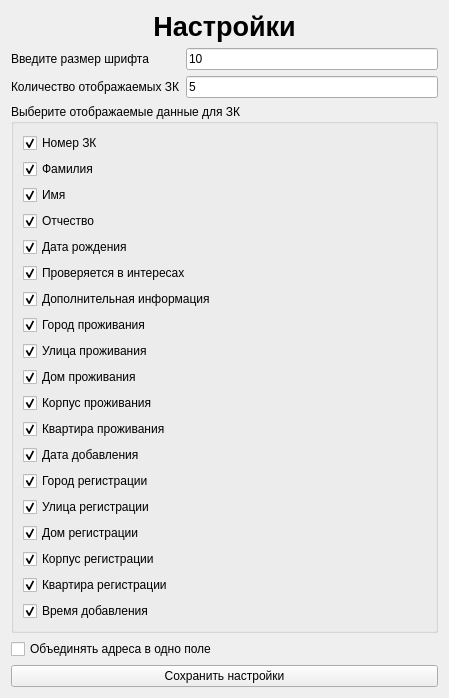
Qt form settings_form.ui (Yavlados/VKR) before a commit.
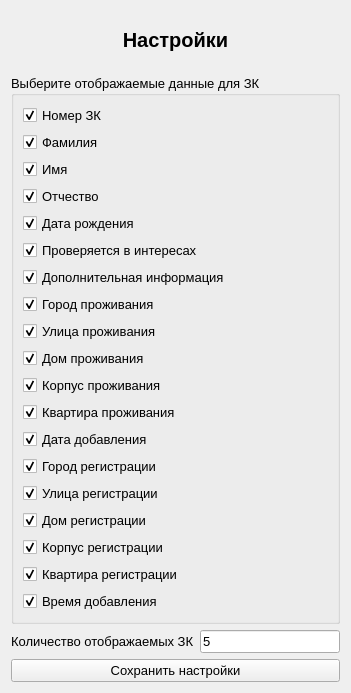
The same form after that commit.

Patch:
```diff
--- a/settings_form.ui
+++ b/settings_form.ui
@@ -9,20 +9,59 @@
    <rect>
     <x>0</x>
     <y>0</y>
-    <width>401</width>
-    <height>663</height>
+    <width>351</width>
+    <height>693</height>
    </rect>
   </property>
   <property name="windowTitle">
    <string>Form</string>
   </property>
   <layout class="QGridLayout" name="gridLayout">
-   <item row="0" column="0" colspan="3">
+   <item row="2" column="0">
+    <widget class="QLabel" name="label_3">
+     <property name="font">
+      <font>
+       <family>Arial</family>
+       <pointsize>10</pointsize>
+      </font>
+     </property>
+     <property name="text">
+      <string>Количество отображаемых ЗК</string>
+     </property>
+    </widget>
+   </item>
+   <item row="3" column="0" colspan="2">
+    <widget class="QPushButton" name="pb_save_settings">
+     <property name="font">
+      <font>
+       <family>Arial</family>
+       <pointsize>10</pointsize>
+      </font>
+     </property>
+     <property name="text">
+      <string>Сохранить настройки</string>
+     </property>
+    </widget>
+   </item>
+   <item row="2" column="1">
+    <widget class="QLineEdit" name="lineEdit_2">
+     <property name="font">
+      <font>
+       <family>Arial</family>
+       <pointsize>10</pointsize>
+      </font>
+     </property>
+     <property name="text">
+      <string>5</string>
+     </property>
+    </widget>
+   </item>
+   <item row="0" column="0" colspan="2">
     <widget class="QLabel" name="label">
      <property name="font">
       <font>
        <family>Arial</family>
-       <pointsize>20</pointsize>
+       <pointsize>15</pointsize>
        <weight>75</weight>
        <bold>true</bold>
       </font>
@@ -35,15 +74,14 @@
      </property>
     </widget>
    </item>
-   <item row="1" column="2">
-    <widget class="QLineEdit" name="lineEdit">
-     <property name="text">
-      <string>10</string>
-     </property>
-    </widget>
-   </item>
-   <item row="3" column="0" colspan="3">
+   <item row="1" column="0" colspan="2">
     <widget class="QGroupBox" name="groupBox">
+     <property name="font">
+      <font>
+       <family>Arial</family>
+       <pointsize>10</pointsize>
+      </font>
+     </property>
      <property name="title">
       <string>Выберите отображаемые данные для ЗК</string>
      </property>
@@ -53,9 +91,15 @@
      <property name="checked">
       <bool>false</bool>
      </property>
-     <layout class="QVBoxLayout" name="verticalLayout">
-      <item>
+     <layout class="QGridLayout" name="gridLayout_2">
+      <item row="0" column="0">
        <widget class="QCheckBox" name="ZK_ID">
+        <property name="font">
+         <font>
+          <family>Arial</family>
+          <pointsize>10</pointsize>
+         </font>
+        </property>
         <property name="text">
          <string>Номер ЗК</string>
         </property>
@@ -64,88 +108,30 @@
         </property>
        </widget>
       </item>
-      <item>
-       <widget class="QCheckBox" name="LASTNAME">
-        <property name="text">
-         <string>Фамилия</string>
+      <item row="17" column="0">
+       <widget class="QCheckBox" name="REG_FLAT">
+        <property name="font">
+         <font>
+          <family>Arial</family>
+          <pointsize>10</pointsize>
+         </font>
         </property>
-        <property name="checked">
-         <bool>true</bool>
-        </property>
-       </widget>
-      </item>
-      <item>
-       <widget class="QCheckBox" name="NAME">
         <property name="text">
-         <string>Имя</string>
+         <string>Квартира регистрации</string>
         </property>
         <property name="checked">
          <bool>true</bool>
         </property>
        </widget>
       </item>
-      <item>
-       <widget class="QCheckBox" name="MID_NAME">
-        <property name="text">
-         <string>Отчество</string>
-        </property>
-        <property name="checked">
-         <bool>true</bool>
-        </property>
-       </widget>
-      </item>
-      <item>
-       <widget class="QCheckBox" name="BIRTH_DATE">
-        <property name="text">
-         <string>Дата рождения</string>
-        </property>
-        <property name="checked">
-         <bool>true</bool>
-        </property>
-       </widget>
-      </item>
-      <item>
-       <widget class="QCheckBox" name="CHECK_FOR">
-        <property name="text">
-         <string>Проверяется в интересах</string>
-        </property>
-        <property name="checked">
-         <bool>true</bool>
-        </property>
-       </widget>
-      </item>
-      <item>
-       <widget class="QCheckBox" name="DOP_INFO">
-        <property name="text">
-         <string>Дополнительная информация</string>
-        </property>
-        <property name="checked">
-         <bool>true</bool>
-        </property>
-       </widget>
-      </item>
-      <item>
-       <widget class="QCheckBox" name="LIV_CITY">
-        <property name="text">
-         <string>Город проживания</string>
-        </property>
-        <property name="checked">
-         <bool>true</bool>
-        </property>
-       </widget>
-      </item>
-      <item>
-       <widget class="QCheckBox" name="LIV_STREET">
-        <property name="text">
-         <string>Улица проживания</string>
-        </property>
-        <property name="checked">
-         <bool>true</bool>
-        </property>
-       </widget>
-      </item>
-      <item>
+      <item row="9" column="0">
        <widget class="QCheckBox" name="LIV_HOME">
+        <property name="font">
+         <font>
+          <family>Arial</family>
+          <pointsize>10</pointsize>
+         </font>
+        </property>
         <property name="text">
          <string>Дом проживания</string>
         </property>
@@ -154,8 +140,14 @@
         </property>
        </widget>
       </item>
-      <item>
+      <item row="10" column="0">
        <widget class="QCheckBox" name="LIV_CORP">
+        <property name="font">
+         <font>
+          <family>Arial</family>
+          <pointsize>10</pointsize>
+         </font>
+        </property>
         <property name="text">
          <string>Корпус проживания</string>
         </property>
@@ -164,18 +156,78 @@
         </property>
        </widget>
       </item>
-      <item>
-       <widget class="QCheckBox" name="LIV_FLAT">
+      <item row="1" column="0">
+       <widget class="QCheckBox" name="LASTNAME">
+        <property name="font">
+         <font>
+          <family>Arial</family>
+          <pointsize>10</pointsize>
+         </font>
+        </property>
         <property name="text">
-         <string>Квартира проживания</string>
+         <string>Фамилия</string>
         </property>
         <property name="checked">
          <bool>true</bool>
         </property>
        </widget>
       </item>
-      <item>
+      <item row="8" column="0">
+       <widget class="QCheckBox" name="LIV_STREET">
+        <property name="font">
+         <font>
+          <family>Arial</family>
+          <pointsize>10</pointsize>
+         </font>
+        </property>
+        <property name="text">
+         <string>Улица проживания</string>
+        </property>
+        <property name="checked">
+         <bool>true</bool>
+        </property>
+       </widget>
+      </item>
+      <item row="14" column="0">
+       <widget class="QCheckBox" name="REG_STREET">
+        <property name="font">
+         <font>
+          <family>Arial</family>
+          <pointsize>10</pointsize>
+         </font>
+        </property>
+        <property name="text">
+         <string>Улица регистрации</string>
+        </property>
+        <property name="checked">
+         <bool>true</bool>
+        </property>
+       </widget>
+      </item>
+      <item row="16" column="0">
+       <widget class="QCheckBox" name="REG_CORP">
+        <property name="font">
+         <font>
+          <family>Arial</family>
+          <pointsize>10</pointsize>
+         </font>
+        </property>
+        <property name="text">
+         <string>Корпус регистрации</string>
+        </property>
+        <property name="checked">
+         <bool>true</bool>
+        </property>
+       </widget>
+      </item>
+      <item row="12" column="0">
        <widget class="QCheckBox" name="ADD_DATE">
+        <property name="font">
+         <font>
+          <family>Arial</family>
+          <pointsize>10</pointsize>
+         </font>
+        </property>
         <property name="text">
          <string>Дата добавления</string>
         </property>
@@ -184,8 +236,14 @@
         </property>
        </widget>
       </item>
-      <item>
+      <item row="13" column="0">
        <widget class="QCheckBox" name="REG_CITY">
+        <property name="font">
+         <font>
+          <family>Arial</family>
+          <pointsize>10</pointsize>
+         </font>
+        </property>
         <property name="text">
          <string>Город регистрации</string>
         </property>
@@ -194,18 +252,14 @@
         </property>
        </widget>
       </item>
-      <item>
-       <widget class="QCheckBox" name="REG_STREET">
-        <property name="text">
-         <string>Улица регистрации</string>
-        </property>
-        <property name="checked">
-         <bool>true</bool>
-        </property>
-       </widget>
-      </item>
-      <item>
+      <item row="15" column="0">
        <widget class="QCheckBox" name="REG_HOME">
+        <property name="font">
+         <font>
+          <family>Arial</family>
+          <pointsize>10</pointsize>
+         </font>
+        </property>
         <property name="text">
          <string>Дом регистрации</string>
         </property>
@@ -214,28 +268,110 @@
         </property>
        </widget>
       </item>
-      <item>
-       <widget class="QCheckBox" name="REG_CORP">
+      <item row="6" column="0">
+       <widget class="QCheckBox" name="DOP_INFO">
+        <property name="font">
+         <font>
+          <family>Arial</family>
+          <pointsize>10</pointsize>
+         </font>
+        </property>
         <property name="text">
-         <string>Корпус регистрации</string>
+         <string>Дополнительная информация</string>
         </property>
         <property name="checked">
          <bool>true</bool>
         </property>
        </widget>
       </item>
-      <item>
-       <widget class="QCheckBox" name="REG_FLAT">
+      <item row="4" column="0">
+       <widget class="QCheckBox" name="BIRTH_DATE">
+        <property name="font">
+         <font>
+          <family>Arial</family>
+          <pointsize>10</pointsize>
+         </font>
+        </property>
         <property name="text">
-         <string>Квартира регистрации</string>
+         <string>Дата рождения</string>
         </property>
         <property name="checked">
          <bool>true</bool>
         </property>
        </widget>
       </item>
-      <item>
+      <item row="5" column="0">
+       <widget class="QCheckBox" name="CHECK_FOR">
+        <property name="font">
+         <font>
+          <family>Arial</family>
+          <pointsize>10</pointsize>
+         </font>
+        </property>
+        <property name="text">
+         <string>Проверяется в интересах</string>
+        </property>
+        <property name="checked">
+         <bool>true</bool>
+        </property>
+       </widget>
+      </item>
+      <item row="2" column="0">
+       <widget class="QCheckBox" name="NAME">
+        <property name="font">
+         <font>
+          <family>Arial</family>
+          <pointsize>10</pointsize>
+         </font>
+        </property>
+        <property name="text">
+         <string>Имя</string>
+        </property>
+        <property name="checked">
+         <bool>true</bool>
+        </property>
+       </widget>
+      </item>
+      <item row="3" column="0">
+       <widget class="QCheckBox" name="MID_NAME">
+        <property name="font">
+         <font>
+          <family>Arial</family>
+          <pointsize>10</pointsize>
+         </font>
+        </property>
+        <property name="text">
+         <string>Отчество</string>
+        </property>
+        <property name="checked">
+         <bool>true</bool>
+        </property>
+       </widget>
+      </item>
+      <item row="7" column="0">
+       <widget class="QCheckBox" name="LIV_CITY">
+        <property name="font">
+         <font>
+          <family>Arial</family>
+          <pointsize>10</pointsize>
+         </font>
+        </property>
+        <property name="text">
+         <string>Город проживания</string>
+        </property>
+        <property name="checked">
+         <bool>true</bool>
+        </property>
+       </widget>
+      </item>
+      <item row="18" column="0">
        <widget class="QCheckBox" name="ADD_TIME">
+        <property name="font">
+         <font>
+          <family>Arial</family>
+          <pointsize>10</pointsize>
+         </font>
+        </property>
         <property name="text">
          <string>Время добавления</string>
         </property>
@@ -244,44 +380,25 @@
         </property>
        </widget>
       </item>
+      <item row="11" column="0">
+       <widget class="QCheckBox" name="LIV_FLAT">
+        <property name="font">
+         <font>
+          <family>Arial</family>
+          <pointsize>10</pointsize>
+         </font>
+        </property>
+        <property name="text">
+         <string>Квартира проживания</string>
+        </property>
+        <property name="checked">
+         <bool>true</bool>
+        </property>
+       </widget>
+      </item>
      </layout>
     </widget>
    </item>
-   <item row="4" column="0" colspan="3">
-    <widget class="QCheckBox" name="checkBox_20">
-     <property name="text">
-      <string>Объединять адреса в одно поле</string>
-     </property>
-    </widget>
-   </item>
-   <item row="2" column="2">
-    <widget class="QLineEdit" name="lineEdit_2">
-     <property name="text">
-      <string>5</string>
-     </property>
-    </widget>
-   </item>
-   <item row="2" column="0" colspan="2">
-    <widget class="QLabel" name="label_3">
-     <property name="text">
-      <string>Количество отображаемых ЗК</string>
-     </property>
-    </widget>
-   </item>
-   <item row="1" column="0" colspan="2">
-    <widget class="QLabel" name="label_2">
-     <property name="text">
-      <string>Введите размер шрифта</string>
-     </property>
-    </widget>
-   </item>
-   <item row="5" column="0" colspan="3">
-    <widget class="QPushButton" name="pb_save_settings">
-     <property name="text">
-      <string>Сохранить настройки</string>
-     </property>
-    </widget>
-   </item>
   </layout>
  </widget>
  <resources/>
```
